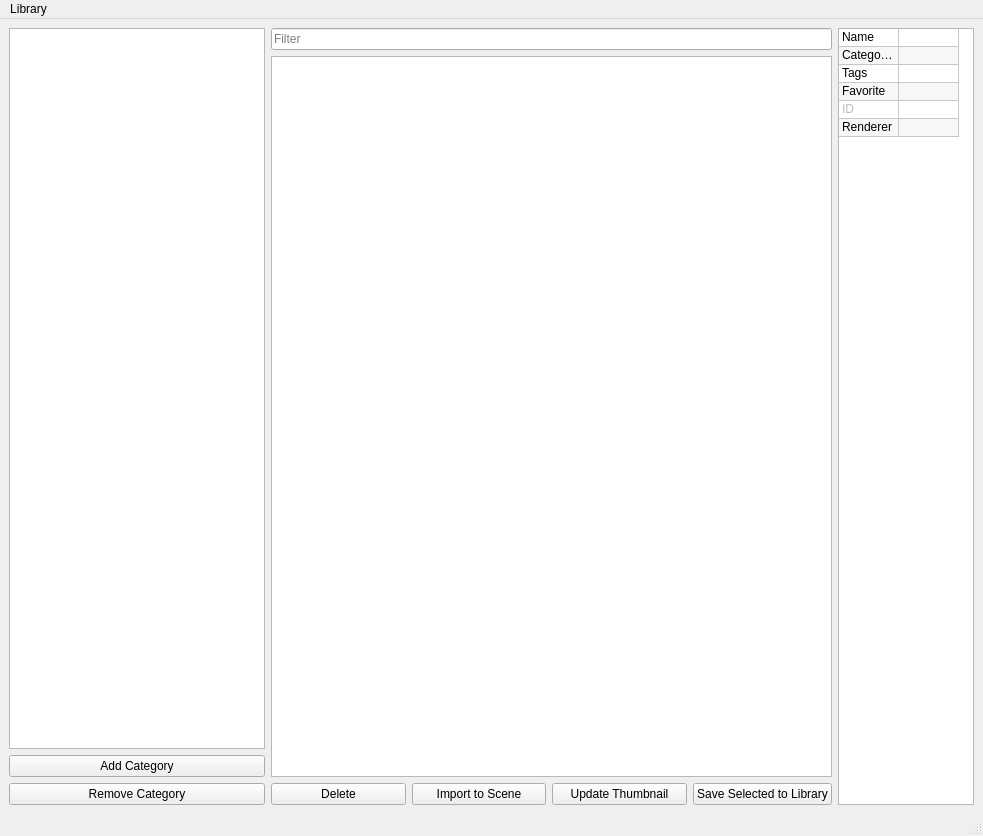
This is python3.7libs/MatLib.ui in eglaubauf/egMatLib as Qt 5 draws it before an edit. The edited form follows.
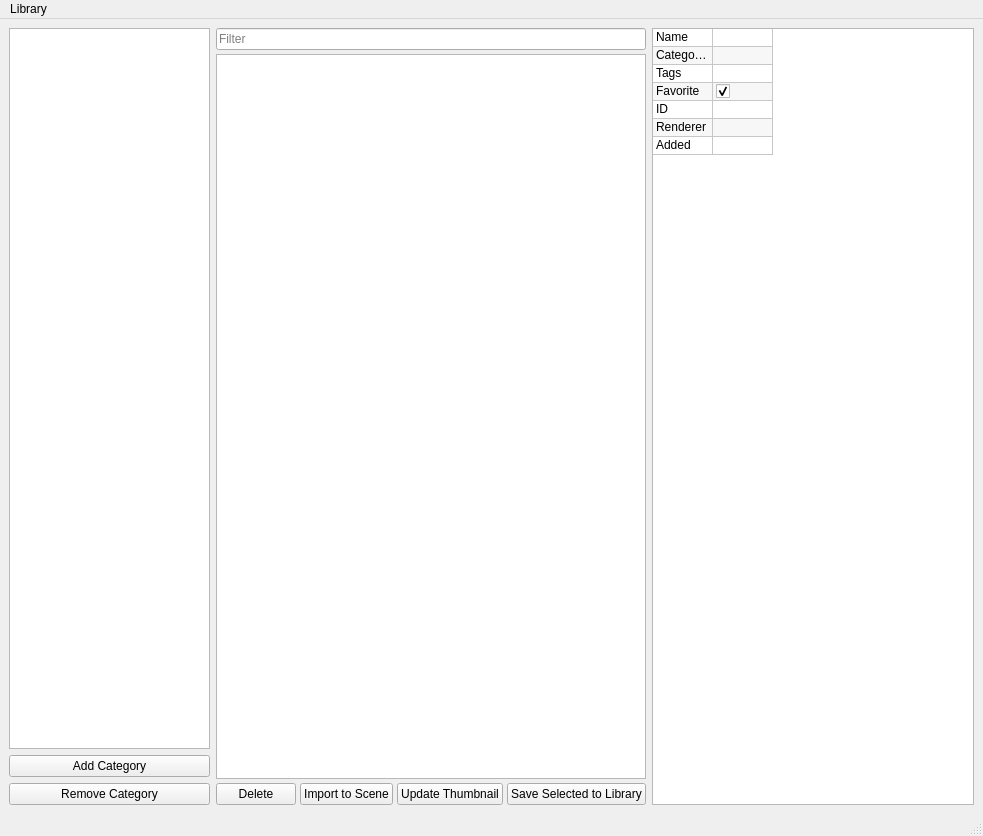
This is the edited form.

Commit message: ACES Support, Unified settings, Initial Right Click Menu Support (from Node-View), ID Metadata, Added Date MetaData, UI Fixes

Patch:
```diff
--- a/python3.7libs/MatLib.ui
+++ b/python3.7libs/MatLib.ui
@@ -41,16 +41,22 @@
       <item>
        <layout class="QVBoxLayout" name="verticalLayout_2">
         <property name="sizeConstraint">
-         <enum>QLayout::SetMinimumSize</enum>
+         <enum>QLayout::SetMaximumSize</enum>
         </property>
         <item>
          <widget class="QListWidget" name="listw_catview">
           <property name="sizePolicy">
-           <sizepolicy hsizetype="Minimum" vsizetype="Expanding">
+           <sizepolicy hsizetype="Minimum" vsizetype="MinimumExpanding">
             <horstretch>0</horstretch>
             <verstretch>0</verstretch>
            </sizepolicy>
           </property>
+          <property name="minimumSize">
+           <size>
+            <width>80</width>
+            <height>0</height>
+           </size>
+          </property>
           <property name="contextMenuPolicy">
            <enum>Qt::CustomContextMenu</enum>
           </property>
@@ -84,9 +90,15 @@
       </item>
       <item>
        <layout class="QVBoxLayout" name="vlayout_right">
+        <property name="spacing">
+         <number>4</number>
+        </property>
         <property name="sizeConstraint">
          <enum>QLayout::SetDefaultConstraint</enum>
         </property>
+        <property name="rightMargin">
+         <number>0</number>
+        </property>
         <item>
          <widget class="QLineEdit" name="line_filter">
           <property name="placeholderText">
@@ -114,16 +126,19 @@
           <property name="flow">
            <enum>QListView::LeftToRight</enum>
           </property>
+          <property name="isWrapping" stdset="0">
+           <bool>true</bool>
+          </property>
           <property name="resizeMode">
            <enum>QListView::Adjust</enum>
           </property>
           <property name="spacing">
-           <number>10</number>
+           <number>0</number>
           </property>
           <property name="gridSize">
            <size>
-            <width>200</width>
-            <height>200</height>
+            <width>50</width>
+            <height>50</height>
            </size>
           </property>
           <property name="viewMode">
@@ -171,20 +186,26 @@
       <item>
        <widget class="QTableWidget" name="widget_detail">
         <property name="sizePolicy">
-         <sizepolicy hsizetype="Preferred" vsizetype="Expanding">
+         <sizepolicy hsizetype="Minimum" vsizetype="Expanding">
           <horstretch>0</horstretch>
           <verstretch>0</verstretch>
          </sizepolicy>
         </property>
         <property name="minimumSize">
          <size>
-          <width>0</width>
+          <width>322</width>
           <height>0</height>
          </size>
         </property>
         <property name="toolTip">
          <string/>
         </property>
+        <property name="lineWidth">
+         <number>1</number>
+        </property>
+        <property name="horizontalScrollBarPolicy">
+         <enum>Qt::ScrollBarAsNeeded</enum>
+        </property>
         <property name="sizeAdjustPolicy">
          <enum>QAbstractScrollArea::AdjustToContents</enum>
         </property>
@@ -216,13 +237,13 @@
          <enum>Qt::SolidLine</enum>
         </property>
         <property name="wordWrap">
-         <bool>false</bool>
+         <bool>true</bool>
         </property>
         <property name="cornerButtonEnabled">
          <bool>false</bool>
         </property>
         <property name="rowCount">
-         <number>6</number>
+         <number>7</number>
         </property>
         <property name="columnCount">
          <number>2</number>
@@ -257,6 +278,7 @@
         <row/>
         <row/>
         <row/>
+        <row/>
         <column/>
         <column/>
         <item row="0" column="0">
@@ -356,7 +378,7 @@
           <string notr="true"/>
          </property>
          <property name="checkState">
-          <enum>Unchecked</enum>
+          <enum>Checked</enum>
          </property>
          <property name="flags">
           <set>ItemIsEditable|ItemIsEnabled</set>
@@ -373,7 +395,7 @@
           <string notr="true"/>
          </property>
          <property name="flags">
-          <set>ItemIsUserCheckable</set>
+          <set>NoItemFlags</set>
          </property>
         </item>
         <item row="4" column="1">
@@ -387,7 +409,7 @@
           <string notr="true"/>
          </property>
          <property name="flags">
-          <set>NoItemFlags</set>
+          <set>ItemIsEnabled</set>
          </property>
         </item>
         <item row="5" column="0">
@@ -406,7 +428,26 @@
           <string notr="true"/>
          </property>
          <property name="flags">
-          <set>NoItemFlags</set>
+          <set>ItemIsEnabled</set>
+         </property>
+        </item>
+        <item row="6" column="0">
+         <property name="text">
+          <string>Added</string>
+         </property>
+        </item>
+        <item row="6" column="1">
+         <property name="text">
+          <string notr="true"/>
+         </property>
+         <property name="toolTip">
+          <string notr="true"/>
+         </property>
+         <property name="whatsThis">
+          <string notr="true"/>
+         </property>
+         <property name="flags">
+          <set>ItemIsEnabled</set>
          </property>
         </item>
        </widget>
```
Left out of the diff: 12 changed lines with no effect on the pictures. The commit also changes 6 other files.
